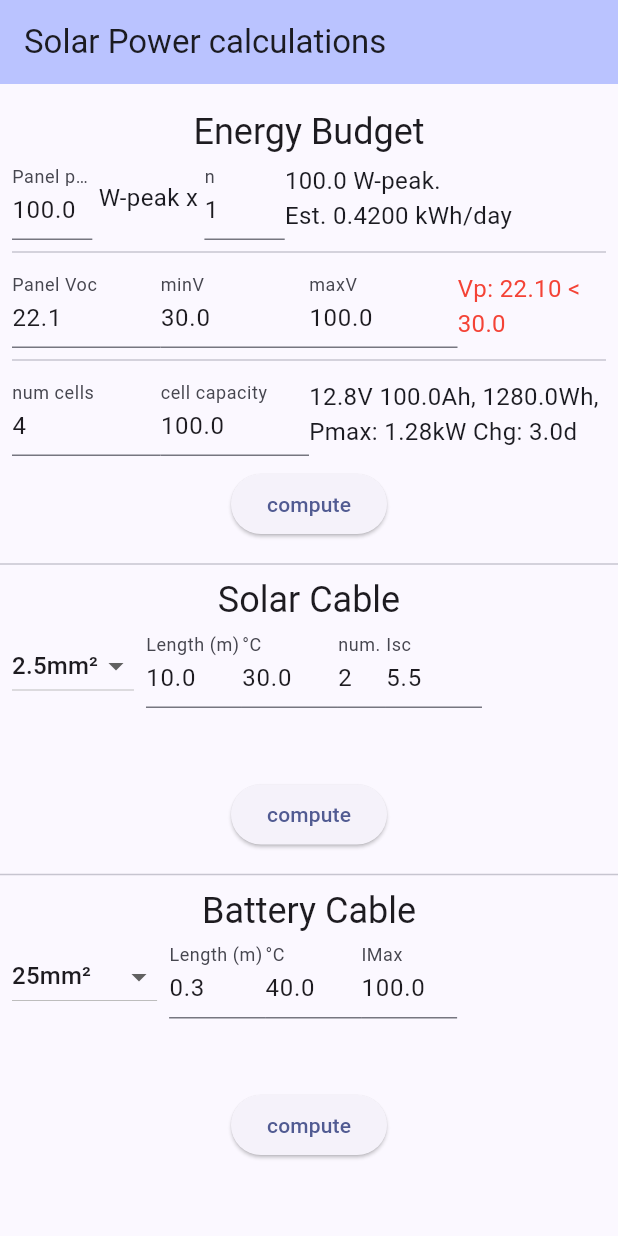
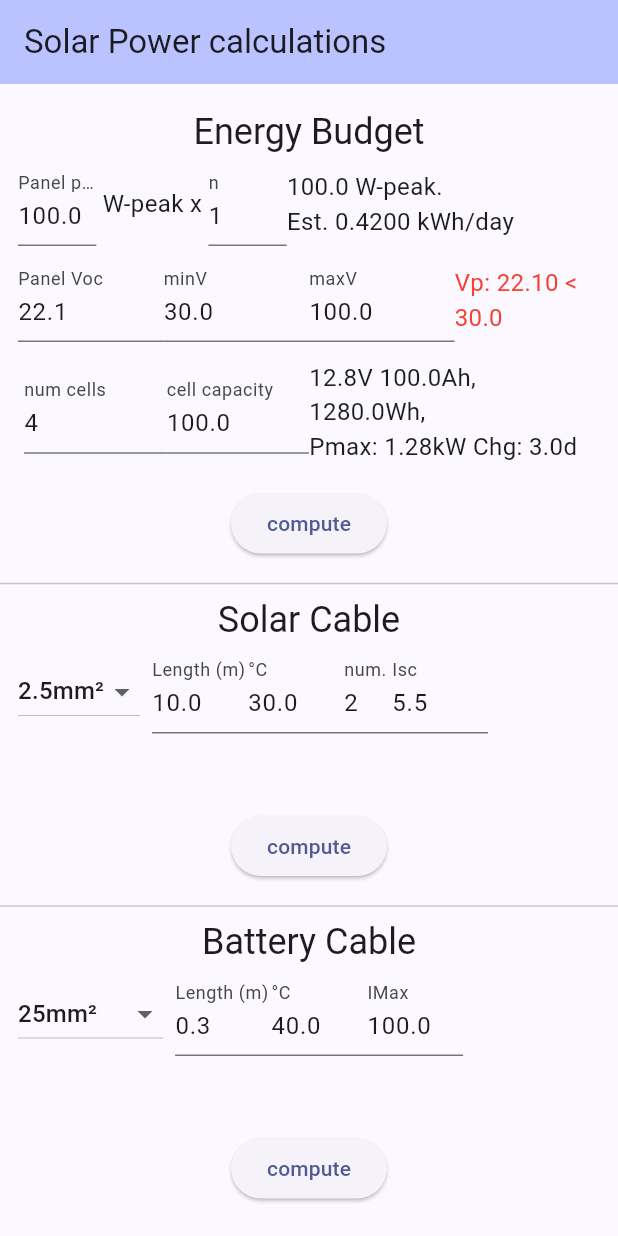
Before and after one commit to siuyin/solarcalc, a Flutter app: the screen it shows after launch, on a phone screen of 412 x 824 dp. Run offline on Flutter 3.47's test engine with Material 3 defaults, Android fonts, the phone set to English and light mode, and no system bars; our stand-ins replace hive_flutter; accounts and stored records are empty.

Commit message:
feat: add padding to layout

```diff
--- a/lib/main.dart
+++ b/lib/main.dart
@@ -126,9 +126,7 @@ class _EnergyBudgetState extends State<EnergyBudget> {
         children: [
           const Heading(title: 'Energy Budget'),
           panelPowerCalc(),
-          const Divider(),
           panelVoltageCalc(),
-          const Divider(),
           batteryCapacityCalc(),
           computeBtn(),
         ],
@@ -323,8 +321,10 @@ class _EnergyBudgetState extends State<EnergyBudget> {
     });
   }
 
-  Row batteryCapacityCalc() {
-    return Row(
+  Padding batteryCapacityCalc() {
+    return Padding(
+      padding: const EdgeInsets.all(8.0),
+      child: Row(
         children: [
           Expanded(
             flex: 1,
@@ -358,11 +358,14 @@ class _EnergyBudgetState extends State<EnergyBudget> {
             child: batteryInfo,
           ),
         ],
+      ),
     );
   }
 
-  Row panelVoltageCalc() {
-    return Row(children: [
+  Padding panelVoltageCalc() {
+    return Padding(
+      padding: const EdgeInsets.all(4.0),
+      child: Row(children: [
         Expanded(
           flex: 1,
           child: TextField(
@@ -412,11 +415,14 @@ class _EnergyBudgetState extends State<EnergyBudget> {
           flex: 1,
           child: openCircuitVoltageConfig,
         ),
-    ]);
+      ]),
+    );
   }
 
-  Row panelPowerCalc() {
-    return Row(
+  Padding panelPowerCalc() {
+    return Padding(
+      padding: const EdgeInsets.all(4.0),
+      child: Row(
         children: [
           Expanded(
             flex: 1,
@@ -452,6 +458,7 @@ class _EnergyBudgetState extends State<EnergyBudget> {
             ),
           ),
         ],
+      ),
     );
   }
 }
@@ -540,7 +547,9 @@ class _SolarCableState extends State<SolarCable> {
       children: [
         const Divider(),
         const Heading(title: 'Solar Cable'),
-        Row(
+        Padding(
+          padding: const EdgeInsets.all(4.0),
+          child: Row(
             // crossAxisAlignment: CrossAxisAlignment.end,
             children: [
               cableSelection(),
@@ -549,6 +558,7 @@ class _SolarCableState extends State<SolarCable> {
               numConductorsInput(),
               iSCInput(),
             ],
+          ),
         ),
         solarSummary(),
         computeBtn(),
@@ -721,13 +731,16 @@ class _BatteryCableState extends State<BatteryCable> {
       children: [
         const Divider(),
         const Heading(title: 'Battery Cable'),
-        Row(
+        Padding(
+          padding: const EdgeInsets.all(4.0),
+          child: Row(
             children: [
               cableSelection(),
               cableLengthInput(),
               cableTempInput(),
               iMaxInput(),
             ],
+          ),
         ),
         battSummary(),
         computeBtn(),
```
Lines whose indentation alone changed are shown as unchanged.
